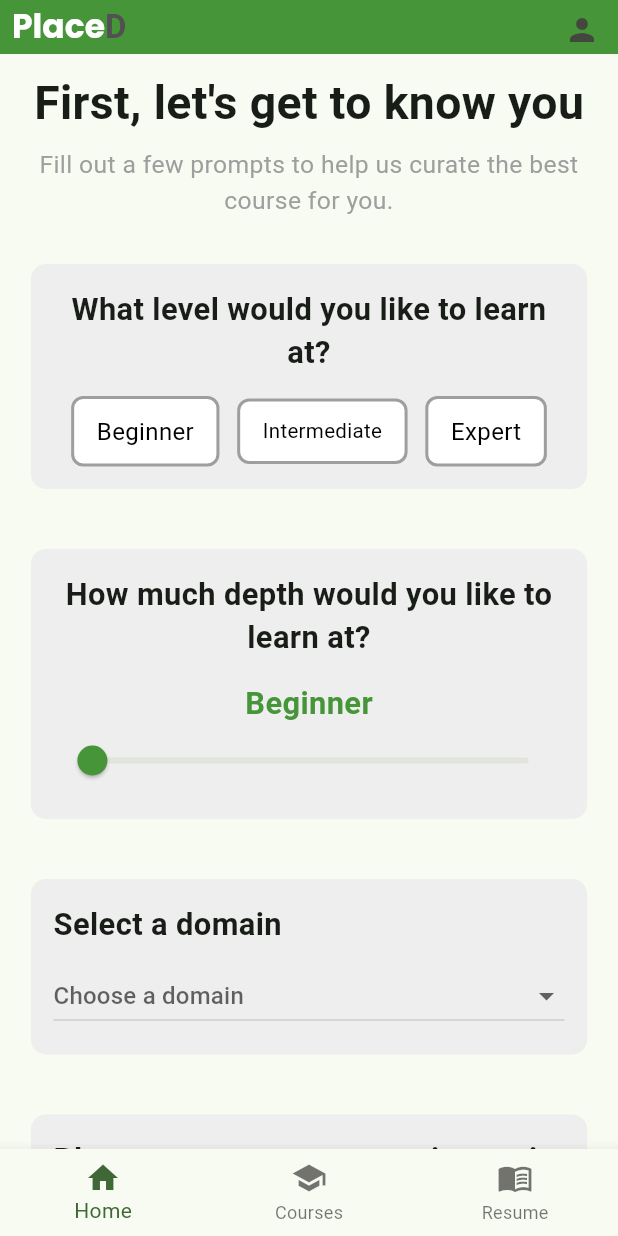
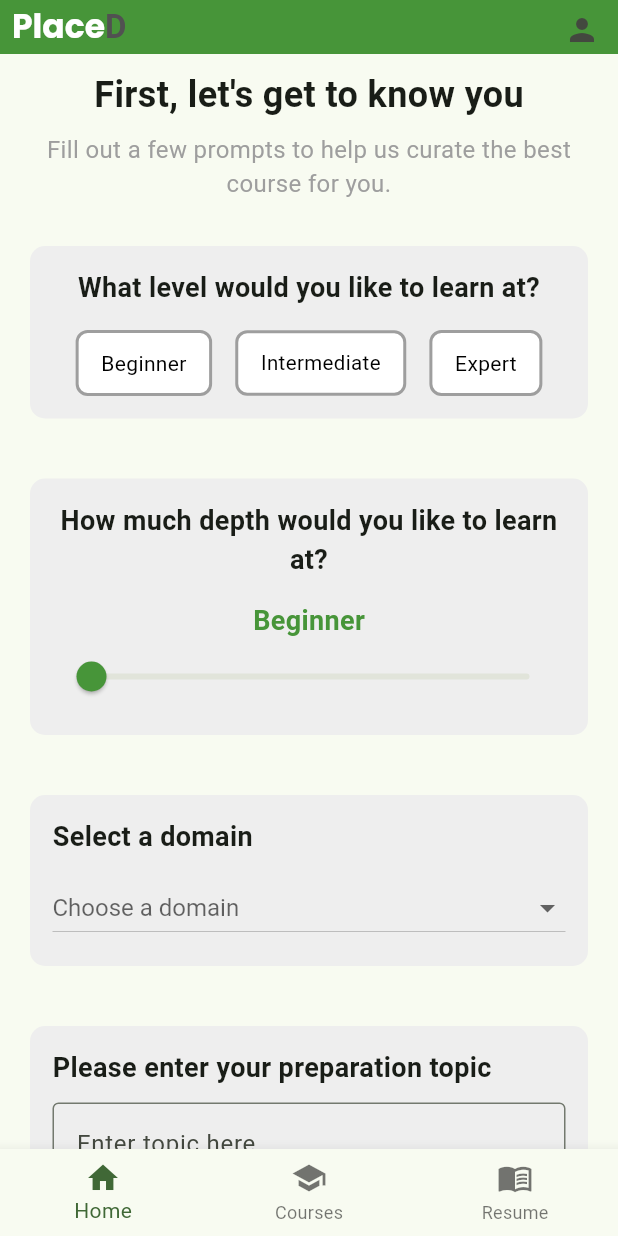
Before and after one commit to SyedHamadanAhmad/placeD-client, a Flutter app: the CreateCourse screen opened by its route, on a phone screen of 412 x 824 dp. Run offline on Flutter 3.47's test engine with Material 3 defaults, Android fonts, the phone set to English and light mode, and no system bars; our stand-ins replace carousel_slider, firebase_auth, firebase_core, google_fonts, google_sign_in, hive and 2 more; accounts and stored records are empty; network calls fail.

Commit message:
Added TextScale Factor on create_course.dart

```diff
--- a/lib/main.dart
+++ b/lib/main.dart
@@ -82,7 +82,7 @@ class MyApp extends StatelessWidget {
       builder: (context, child) {
         return Center(
           child: ConstrainedBox(
-            constraints: const BoxConstraints(maxWidth: 500),
+            constraints: const BoxConstraints(maxWidth: 450),
             child: child!,
           ),
         );
--- a/lib/pages/create_course.dart
+++ b/lib/pages/create_course.dart
@@ -12,9 +12,9 @@ class CreateCourse extends StatefulWidget {
 }
 
 class _CreateCourseState extends State<CreateCourse> {
-  String level = ''; // To store the selected level for buttons
-  double sliderValue = 0; // To store the slider value
-  String sliderLevel = 'Beginner'; // To store the slider-selected level
+  String level = '';
+  double sliderValue = 0;
+  String sliderLevel = 'Beginner';
   String topic = "";
   String? domain;
 
@@ -23,6 +23,8 @@ class _CreateCourseState extends State<CreateCourse> {
 
   @override
   Widget build(BuildContext context) {
+    final textScaleFactor = MediaQuery.of(context).textScaleFactor;
+
     return MainTemplate(
       title: 'PlaceD',
       currentIndex: 0,
@@ -31,38 +33,33 @@ class _CreateCourseState extends State<CreateCourse> {
           children: [
             SizedBox(height: 10),
             Text(
-              'First, let\'s get to know you', // Big text
+              'First, let\'s get to know you',
               style: TextStyle(
-                fontSize: MediaQuery.of(context).size.width *
-                    0.075, // Scales with screen width
-                fontWeight: FontWeight.bold, // Bold style
+                fontSize: 24 * textScaleFactor,
+                fontWeight: FontWeight.bold,
               ),
             ),
             SizedBox(height: 8),
             Padding(
-              padding: EdgeInsets.symmetric(
-                  horizontal: MediaQuery.of(context).size.width * 0.05),
+              padding: EdgeInsets.symmetric(horizontal: 20),
               child: Text(
-                'Fill out a few prompts to help us curate the best course for you.', // Smaller grey text
+                'Fill out a few prompts to help us curate the best course for you.',
                 style: TextStyle(
-                  fontSize: MediaQuery.of(context).size.width *
-                      0.04, // Dynamic font size
+                  fontSize: 16 * textScaleFactor,
                   color: Colors.grey,
                 ),
                 textAlign: TextAlign.center,
               ),
             ),
             SizedBox(height: 20),
-            greyBackgroundBoxWithButtons(
-                "What level would you like to learn at?"),
+            greyBackgroundBoxWithButtons("What level would you like to learn at?"),
             SizedBox(height: 20),
-            greyBackgroundBoxWithSlider(
-                "How much depth would you like to learn at?"),
+            greyBackgroundBoxWithSlider("How much depth would you like to learn at?"),
             SizedBox(height: 20),
             domainSelector(),
             SizedBox(height: 20),
             inputTopic(),
-            SizedBox(height: 15), // Reduced the space before the submit button
+            SizedBox(height: 15),
             submitButton()
           ],
         ),
@@ -70,11 +67,11 @@ class _CreateCourseState extends State<CreateCourse> {
     );
   }
 
-  /// Grey box with buttons
   Widget greyBackgroundBoxWithButtons(String text) {
+    final textScaleFactor = MediaQuery.of(context).textScaleFactor;
+
     return Container(
-      margin: EdgeInsets.symmetric(
-          vertical: 10, horizontal: MediaQuery.of(context).size.width * 0.05),
+      margin: EdgeInsets.symmetric(vertical: 10, horizontal: 20),
       padding: EdgeInsets.all(15),
       decoration: BoxDecoration(
         color: Colors.grey[200],
@@ -86,7 +83,7 @@ class _CreateCourseState extends State<CreateCourse> {
           Text(
             text,
             style: TextStyle(
-              fontSize: MediaQuery.of(context).size.width * 0.05,
+              fontSize: 18 * textScaleFactor,
               fontWeight: FontWeight.bold,
             ),
             textAlign: TextAlign.center,
@@ -95,7 +92,6 @@ class _CreateCourseState extends State<CreateCourse> {
           Row(
             mainAxisAlignment: MainAxisAlignment.spaceEvenly,
             children: [
-              // Using Flexible to make all buttons have equal width
               Flexible(child: levelButton('Beginner')),
               Flexible(child: levelButton('Intermediate')),
               Flexible(child: levelButton('Expert')),
@@ -106,11 +102,11 @@ class _CreateCourseState extends State<CreateCourse> {
     );
   }
 
-  /// Grey box with slider
   Widget greyBackgroundBoxWithSlider(String text) {
+    final textScaleFactor = MediaQuery.of(context).textScaleFactor;
+
     return Container(
-      margin: EdgeInsets.symmetric(
-          vertical: 10, horizontal: MediaQuery.of(context).size.width * 0.05),
+      margin: EdgeInsets.symmetric(vertical: 10, horizontal: 20),
       padding: EdgeInsets.all(15),
       decoration: BoxDecoration(
         color: Colors.grey[200],
@@ -122,16 +118,16 @@ class _CreateCourseState extends State<CreateCourse> {
           Text(
             text,
             style: TextStyle(
-              fontSize: MediaQuery.of(context).size.width * 0.05,
+              fontSize: 18 * textScaleFactor,
               fontWeight: FontWeight.bold,
             ),
             textAlign: TextAlign.center,
           ),
           SizedBox(height: 15),
           Text(
-            sliderLevel, // Display the level based on the slider value
+            sliderLevel,
             style: TextStyle(
-              fontSize: MediaQuery.of(context).size.width * 0.05,
+              fontSize: 18 * textScaleFactor,
               fontWeight: FontWeight.bold,
               color: Color.fromARGB(255, 71, 149, 57),
             ),
@@ -161,39 +157,35 @@ class _CreateCourseState extends State<CreateCourse> {
     );
   }
 
-  /// Method to create individual buttons
   Widget levelButton(String text) {
-    bool isSelected = level == text; // Check if this button is selected
+    final textScaleFactor = MediaQuery.of(context).textScaleFactor;
+    bool isSelected = level == text;
+
     return GestureDetector(
       onTap: () {
         setState(() {
-          level = text; // Update the selected level
+          level = text;
         });
       },
       child: Container(
         padding: EdgeInsets.symmetric(vertical: 10, horizontal: 15),
         decoration: BoxDecoration(
-          color: isSelected
-              ? Color.fromARGB(255, 71, 149, 57)
-              : Colors.white, // Highlight if selected
+          color: isSelected ? Color.fromARGB(255, 71, 149, 57) : Colors.white,
           borderRadius: BorderRadius.circular(8),
           border: Border.all(
-            color: isSelected
-                ? Color.fromARGB(255, 71, 149, 57)
-                : Colors.grey, // Change border color
+            color: isSelected ? Color.fromARGB(255, 71, 149, 57) : Colors.grey,
             width: 2,
           ),
         ),
         child: FittedBox(
-          fit: BoxFit.scaleDown, // Scales down the text to fit
+          fit: BoxFit.scaleDown,
           child: Text(
             text,
             style: TextStyle(
-              fontSize: 16, // Default font size
-              color:
-                  isSelected ? Colors.white : Colors.black, // Change text color
+              fontSize: 14 * textScaleFactor,
+              color: isSelected ? Colors.white : Colors.black,
             ),
-            textAlign: TextAlign.center, // Center the text horizontally
+            textAlign: TextAlign.center,
           ),
         ),
       ),
@@ -201,9 +193,10 @@ class _CreateCourseState extends State<CreateCourse> {
   }
 
   Widget inputTopic() {
+    final textScaleFactor = MediaQuery.of(context).textScaleFactor;
+
     return Container(
-      margin: EdgeInsets.symmetric(
-          vertical: 10, horizontal: MediaQuery.of(context).size.width * 0.05),
+      margin: EdgeInsets.symmetric(vertical: 10, horizontal: 20),
       padding: EdgeInsets.all(15),
       decoration: BoxDecoration(
         color: Colors.grey[200],
@@ -215,7 +208,7 @@ class _CreateCourseState extends State<CreateCourse> {
           Text(
             "Please enter your preparation topic",
             style: TextStyle(
-              fontSize: MediaQuery.of(context).size.width * 0.05,
+              fontSize: 18 * textScaleFactor,
               fontWeight: FontWeight.bold,
             ),
           ),
@@ -226,9 +219,11 @@ class _CreateCourseState extends State<CreateCourse> {
                 topic = value;
               });
             },
+            style: TextStyle(fontSize: 16 * textScaleFactor),
             decoration: InputDecoration(
               border: OutlineInputBorder(),
               hintText: "Enter topic here",
+              hintStyle: TextStyle(fontSize: 16 * textScaleFactor),
             ),
           ),
         ],
@@ -237,9 +232,10 @@ class _CreateCourseState extends State<CreateCourse> {
   }
 
   Widget domainSelector() {
+    final textScaleFactor = MediaQuery.of(context).textScaleFactor;
+
     return Container(
-      margin: EdgeInsets.symmetric(
-          vertical: 10, horizontal: MediaQuery.of(context).size.width * 0.05),
+      margin: EdgeInsets.symmetric(vertical: 10, horizontal: 20),
       padding: EdgeInsets.all(15),
       decoration: BoxDecoration(
         color: Colors.grey[200],
@@ -251,20 +247,27 @@ class _CreateCourseState extends State<CreateCourse> {
           Text(
             "Select a domain",
             style: TextStyle(
-              fontSize: MediaQuery.of(context).size.width * 0.05,
+              fontSize: 18 * textScaleFactor,
               fontWeight: FontWeight.bold,
             ),
           ),
           SizedBox(height: 10),
           DropdownButton<String>(
             value: domain,
-            hint: Text("Choose a domain"),
+            hint: Text(
+              "Choose a domain",
+              style: TextStyle(fontSize: 16 * textScaleFactor),
+            ),
             isExpanded: true,
             onChanged: (String? newValue) {
               setState(() {
                 domain = newValue!;
               });
             },
+            style: TextStyle(
+              fontSize: 16 * textScaleFactor,
+              color: Colors.black,
+            ),
             items: <String>[
               'Software Engineering - MAANG',
               'Software Engineering - Product Based Companies',
@@ -284,6 +287,8 @@ class _CreateCourseState extends State<CreateCourse> {
   }
 
   Widget submitButton() {
+    final textScaleFactor = MediaQuery.of(context).textScaleFactor;
+
     return ElevatedButton(
       onPressed: _isLoading
           ? null
@@ -292,10 +297,6 @@ class _CreateCourseState extends State<CreateCourse> {
                 _isLoading = true;
                 _errorMessage = '';
               });
-              print(level);
-              print(sliderValue);
-              print(domain);
-              print(topic);
               try {
                 await sendPostRequest();
               } catch (e) {
@@ -318,9 +319,10 @@ class _CreateCourseState extends State<CreateCourse> {
           : Text(
               'Submit',
               style: TextStyle(
-                  fontSize: 16,
-                  fontWeight: FontWeight.bold,
-                  color: Colors.white),
+                fontSize: 16 * textScaleFactor,
+                fontWeight: FontWeight.bold,
+                color: Colors.white,
+              ),
             ),
     );
   }
```
